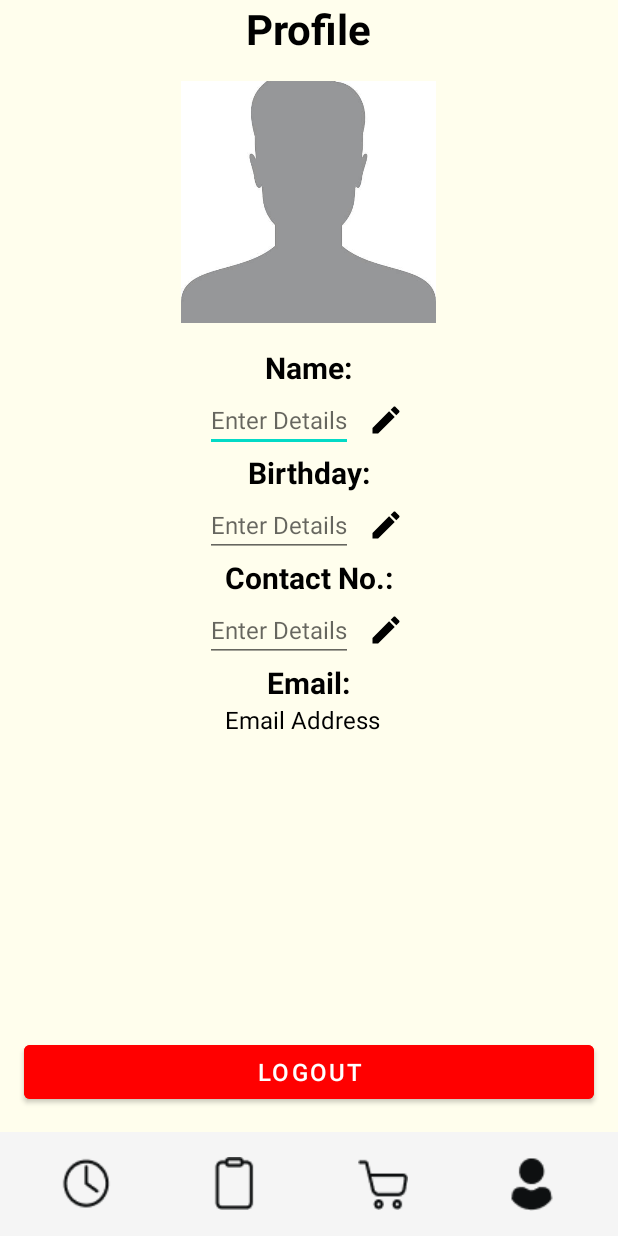
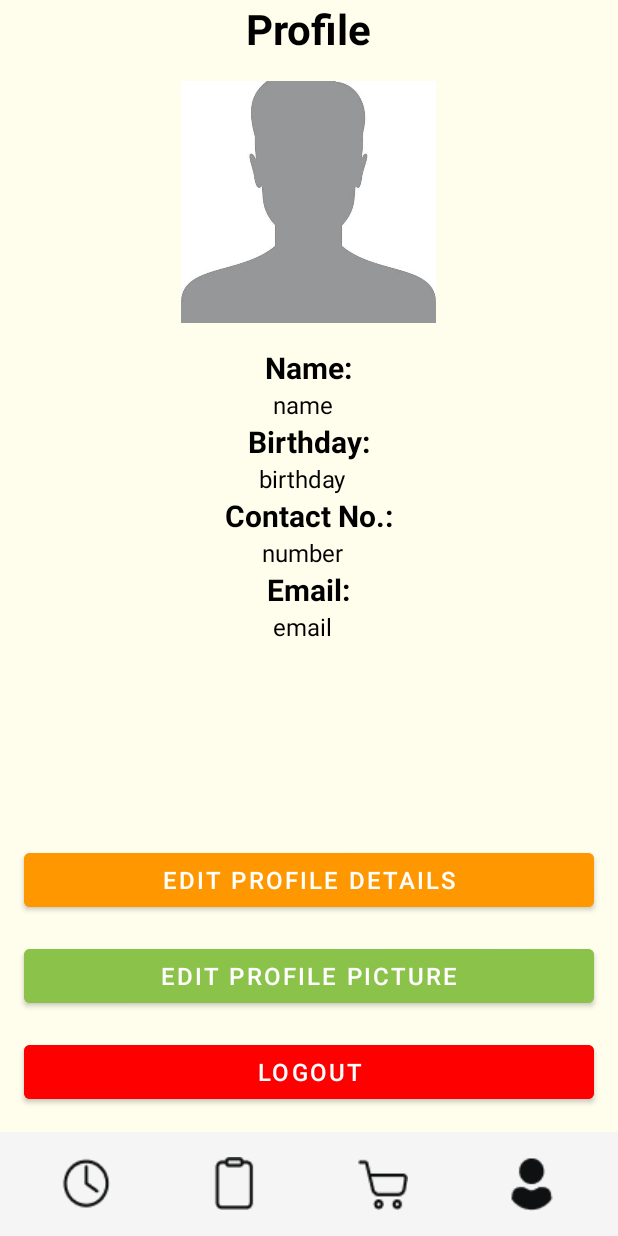
Before and after one commit to miguelkua/MOBDEVE_OffLine, an Android app built with Jetpack Compose: the ProfileActivity screen opened directly, with no data from a screen before it, on a phone screen of 412 x 824 dp. Run offline under Robolectric (Android 15) with nearby library versions, the phone set to English and light mode, and no system bars; our stand-ins replace Firebase (no records; nobody signed in at launch, a user with empty details on screens opened directly).

Commit message:
Added front-end changes to profile page, made popups for edit

```diff
--- a/app/src/main/res/layout/activity_profile.xml
+++ b/app/src/main/res/layout/activity_profile.xml
@@ -1,3 +1,4 @@
+<?xml version="1.0" encoding="utf-8"?>
 <LinearLayout xmlns:android="http://schemas.android.com/apk/res/android"
     android:layout_width="match_parent"
     android:layout_height="match_parent"
@@ -55,33 +56,14 @@
                     android:textSize="20sp"
                     android:textStyle="bold" />
 
-                <LinearLayout
-                    android:layout_width="wrap_content"
-                    android:layout_height="wrap_content"
-                    android:gravity="center"
-                    android:orientation="horizontal">
-
-                    <EditText
-                        android:id="@+id/etProfileName"
+                <TextView
+                    android:id="@+id/tvProfileName"
                     android:layout_width="wrap_content"
                     android:layout_height="wrap_content"
                     android:layout_marginEnd="4dp"
-                        android:enabled="true"
-                        android:hint="Enter Details"
-                        android:maxLength="35"
                     android:textColor="@android:color/black"
-                        android:textSize="16sp" />
-
-                    <ImageButton
-                        android:id="@+id/btnEditName"
-                        android:layout_width="wrap_content"
-                        android:layout_height="wrap_content"
-                        android:background="?attr/selectableItemBackgroundBorderless"
-                        android:contentDescription="Edit Name"
-                        android:padding="6dp"
-                        android:scaleType="centerInside"
-                        android:src="@drawable/ic_edit_black" />
-                </LinearLayout>
+                    android:textSize="16sp"
+                    android:text="name" />
             </LinearLayout>
 
             <!-- Birthday Row -->
@@ -99,33 +81,14 @@
                     android:textSize="20sp"
                     android:textStyle="bold" />
 
-                <LinearLayout
-                    android:layout_width="wrap_content"
-                    android:layout_height="wrap_content"
-                    android:gravity="center"
-                    android:orientation="horizontal">
-
-                    <EditText
-                        android:id="@+id/etProfileBirthday"
+                <TextView
+                    android:id="@+id/tvProfileBirthday"
                     android:layout_width="wrap_content"
                     android:layout_height="wrap_content"
                     android:layout_marginEnd="4dp"
-                        android:enabled="true"
-                        android:hint="Enter Details"
-                        android:inputType="datetime|date"
                     android:textColor="@android:color/black"
-                        android:textSize="16sp" />
-
-                    <ImageButton
-                        android:id="@+id/btnEditBirthday"
-                        android:layout_width="wrap_content"
-                        android:layout_height="wrap_content"
-                        android:background="?attr/selectableItemBackgroundBorderless"
-                        android:contentDescription="Edit Birthday"
-                        android:padding="6dp"
-                        android:scaleType="centerInside"
-                        android:src="@drawable/ic_edit_black" />
-                </LinearLayout>
+                    android:textSize="16sp"
+                    android:text="birthday" />
             </LinearLayout>
 
             <!-- Contact Number Row -->
@@ -143,33 +106,14 @@
                     android:textSize="20sp"
                     android:textStyle="bold" />
 
-                <LinearLayout
-                    android:layout_width="wrap_content"
-                    android:layout_height="wrap_content"
-                    android:gravity="center"
-                    android:orientation="horizontal">
-
-                    <EditText
-                        android:id="@+id/etProfileContact"
+                <TextView
+                    android:id="@+id/tvProfileContact"
                     android:layout_width="wrap_content"
                     android:layout_height="wrap_content"
                     android:layout_marginEnd="4dp"
-                        android:enabled="true"
-                        android:hint="Enter Details"
-                        android:inputType="phone"
                     android:textColor="@android:color/black"
-                        android:textSize="16sp" />
-
-                    <ImageButton
-                        android:id="@+id/btnEditContact"
-                        android:layout_width="wrap_content"
-                        android:layout_height="wrap_content"
-                        android:background="?attr/selectableItemBackgroundBorderless"
-                        android:contentDescription="Edit Contact Number"
-                        android:padding="6dp"
-                        android:scaleType="centerInside"
-                        android:src="@drawable/ic_edit_black" />
-                </LinearLayout>
+                    android:textSize="16sp"
+                    android:text="number" />
             </LinearLayout>
 
             <!-- Email Row -->
@@ -194,13 +138,33 @@
                     android:layout_marginEnd="4dp"
                     android:textColor="@android:color/black"
                     android:textSize="16sp"
-                    android:text="Email Address" />
+                    android:text="email" />
             </LinearLayout>
 
         </LinearLayout>
     </LinearLayout>
 
-    <!-- Logout Button -->
+    <!-- Buttons -->
+    <Button
+        android:id="@+id/btnEditProfileDetails"
+        android:layout_width="match_parent"
+        android:layout_height="wrap_content"
+        android:layout_margin="16dp"
+        android:backgroundTint="#FF9800"
+        android:text="Edit Profile Details"
+        android:textColor="@android:color/white"
+        android:textSize="16sp" />
+
+    <Button
+        android:id="@+id/btnEditProfilePicture"
+        android:layout_width="match_parent"
+        android:layout_height="wrap_content"
+        android:layout_marginHorizontal="16dp"
+        android:backgroundTint="#8BC34A"
+        android:text="Edit Profile Picture"
+        android:textColor="@android:color/white"
+        android:textSize="16sp" />
+
     <Button
         android:id="@+id/btnLogout"
         android:layout_width="match_parent"
--- a/app/src/main/res/layout/dialog_edit_profiledetails.xml
+++ /dev/null
@@ -1,6 +0,0 @@
-<?xml version="1.0" encoding="utf-8"?>
-<androidx.constraintlayout.widget.ConstraintLayout xmlns:android="http://schemas.android.com/apk/res/android"
-    android:layout_width="match_parent"
-    android:layout_height="match_parent">
-
-</androidx.constraintlayout.widget.ConstraintLayout>
```
Also changed, not shown: app/src/main/java/com/kua/miguel/mobdeve/s11/argamosakuamp/activities/ProfileActivity.kt (+63 -71 lines), app/src/main/res/layout/dialog_edit_profile.xml (added, +67 -0 lines), app/src/main/res/layout/dialog_edit_profilepicture.xml (+58 -3 lines). Lines whose indentation alone changed are shown as unchanged.
